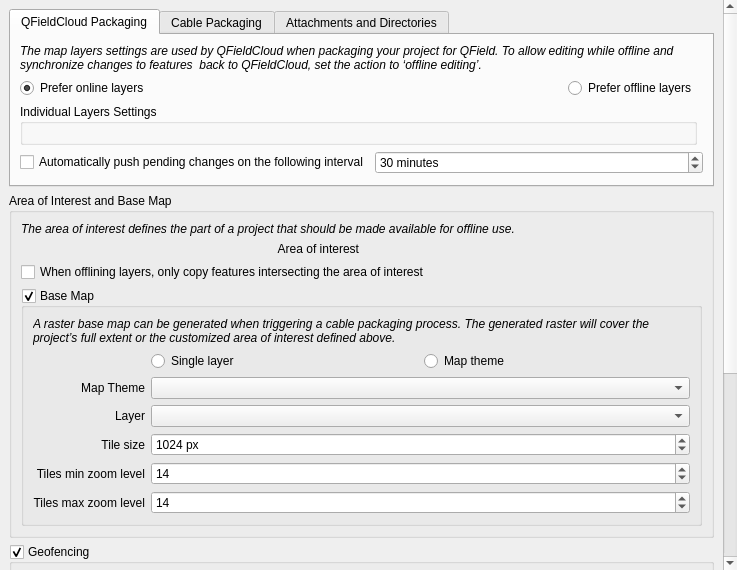
Above: qfieldsync/ui/project_configuration_widget.ui from opengisch/qfieldsync before the change. Below: the same form after it.
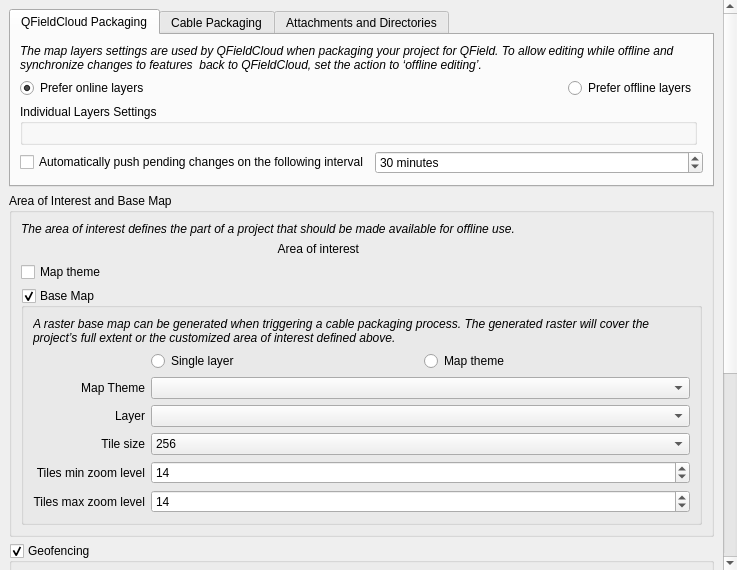
That is the form after the change. Custom widgets are drawn as their Qt base class.

Commit message: ui(basemap): clean up basemap generation parameters

What changed in the file:
```diff
--- a/qfieldsync/ui/project_configuration_widget.ui
+++ b/qfieldsync/ui/project_configuration_widget.ui
@@ -310,7 +310,7 @@
           <item row="2" column="0" colspan="2">
            <widget class="QCheckBox" name="onlyOfflineCopyFeaturesInAoi">
             <property name="text">
-             <string>When offlining layers, only copy features intersecting the area of interest</string>
+             <string>Map theme</string>
             </property>
            </widget>
           </item>
@@ -452,31 +452,6 @@
                </property>
               </widget>
              </item>
-             <item row="5" column="1">
-              <widget class="QgsSpinBox" name="tileSize">
-               <property name="sizePolicy">
-                <sizepolicy hsizetype="Expanding" vsizetype="Fixed">
-                 <horstretch>0</horstretch>
-                 <verstretch>0</verstretch>
-                </sizepolicy>
-               </property>
-               <property name="toolTip">
-                <string>Rendering will happen in tiles. This number determines the width and height (in pixels) that will be rendered per tile.</string>
-               </property>
-               <property name="suffix">
-                <string> px</string>
-               </property>
-               <property name="minimum">
-                <number>1</number>
-               </property>
-               <property name="maximum">
-                <number>10240</number>
-               </property>
-               <property name="value">
-                <number>1024</number>
-               </property>
-              </widget>
-             </item>
              <item row="9" column="0">
               <widget class="QLabel" name="baseMapTilesMaxZoomLevelLabel">
                <property name="text">
@@ -487,6 +462,25 @@
                </property>
               </widget>
              </item>
+             <item row="5" column="1">
+              <widget class="QComboBox" name="baseMapTileSizeComboBox">
+               <item>
+                <property name="text">
+                 <string>256</string>
+                </property>
+               </item>
+               <item>
+                <property name="text">
+                 <string>512</string>
+                </property>
+               </item>
+               <item>
+                <property name="text">
+                 <string>1024</string>
+                </property>
+               </item>
+              </widget>
+             </item>
             </layout>
            </widget>
           </item>
@@ -624,11 +618,6 @@
    <header>qgscollapsiblegroupbox.h</header>
    <container>1</container>
   </customwidget>
-  <customwidget>
-   <class>QgsDoubleSpinBox</class>
-   <extends>QDoubleSpinBox</extends>
-   <header>qgsdoublespinbox.h</header>
-  </customwidget>
   <customwidget>
    <class>QgsMapLayerComboBox</class>
    <extends>QComboBox</extends>
```
Left out of the diff: 74 changed lines with no effect on the pictures. The commit also changes 1 other file.
